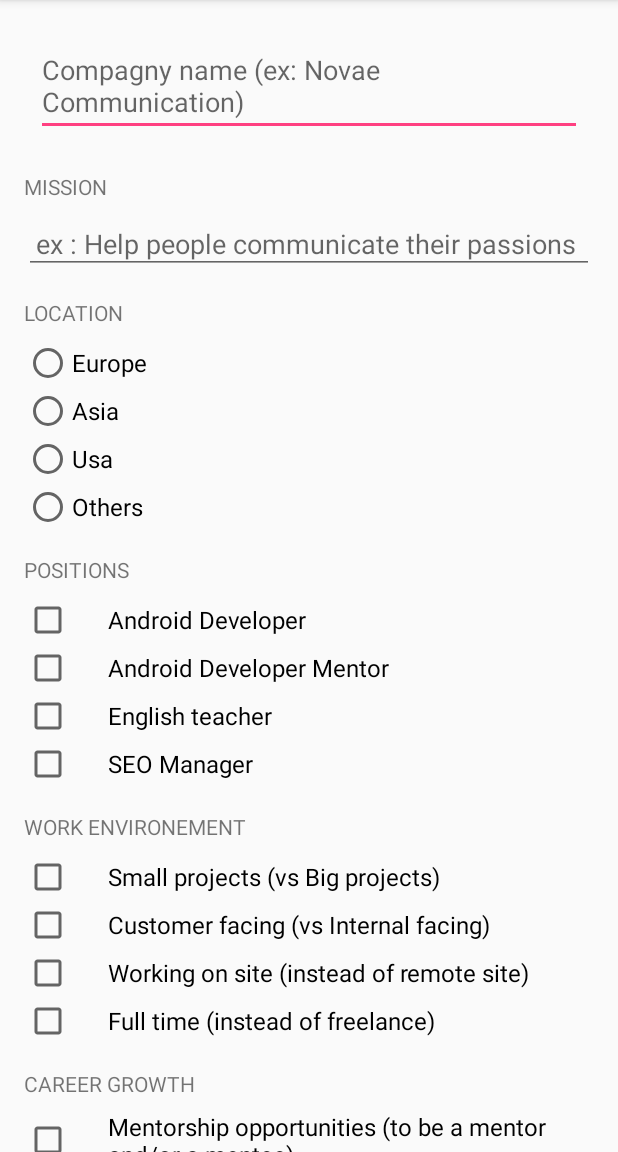
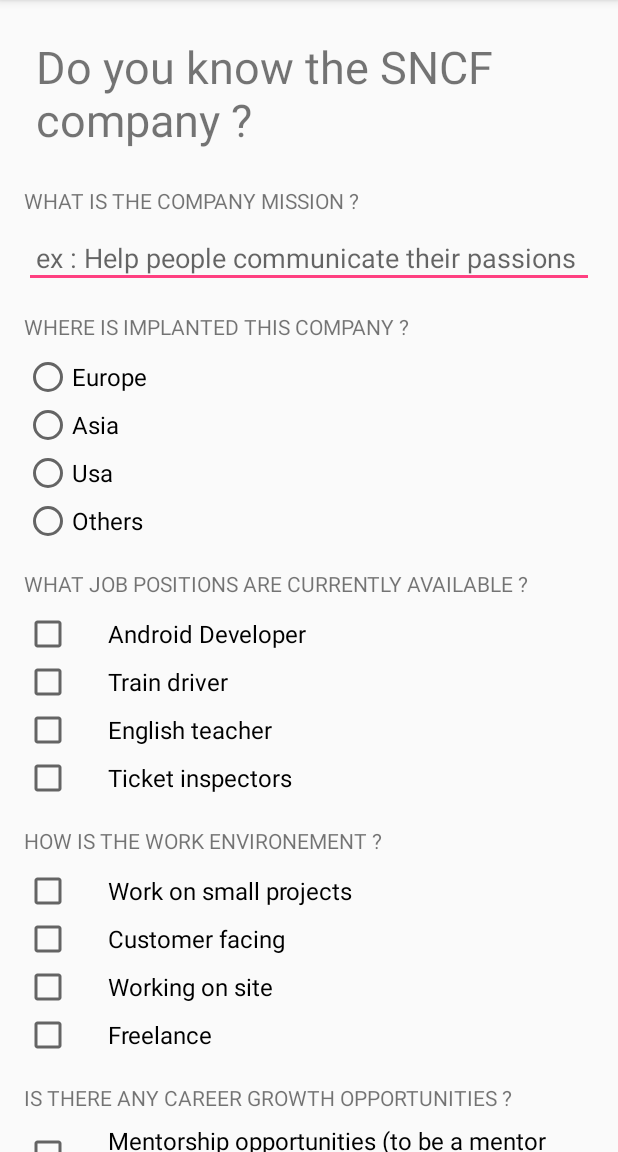
Before and after one commit to Elorri/QuizApp, an Android app: the screen it shows after launch (MainActivity), on a phone screen of 412 x 824 dp, the part 84-1236 px from its top. Run offline under Robolectric (Android 15) with nearby library versions, the phone set to English and light mode, and no system bars.

```diff
--- a/app/src/main/res/layout/activity_main.xml
+++ b/app/src/main/res/layout/activity_main.xml
@@ -14,30 +14,14 @@
         android:paddingRight="@dimen/activity_horizontal_margin"
         android:paddingTop="@dimen/activity_vertical_margin">
 
-        <LinearLayout
+
+        <TextView
+            android:id="@+id/name_field"
             android:layout_width="match_parent"
             android:layout_height="wrap_content"
-            android:orientation="horizontal"
-            android:padding="8dp">
-
-            <EditText
-                android:id="@+id/name_field"
-                android:layout_width="match_parent"
-                android:layout_height="wrap_content"
-                android:layout_weight="1"
-                android:hint="@string/company_name"
-                android:inputType="textMultiLine"/>
-
-            <TextView
-                android:id="@+id/gradeValue"
-                android:layout_width="match_parent"
-                android:layout_height="wrap_content"
-                android:layout_weight="3"
-                android:gravity="left"
-                android:visibility="gone"
-                android:textSize="30sp"/>
-
-        </LinearLayout>
+            android:padding="8dp"
+            android:text="@string/company_name"
+            android:textSize="30sp"/>
 
         <TextView
             android:layout_width="match_parent"
@@ -114,11 +98,11 @@
             android:textSize="16sp"/>
 
         <CheckBox
-            android:id="@+id/android_developer_mentor"
+            android:id="@+id/train_driver"
             android:layout_width="wrap_content"
             android:layout_height="wrap_content"
             android:paddingLeft="24dp"
-            android:text="@string/android_developer_mentor"
+            android:text="@string/train_driver"
             android:textSize="16sp"/>
 
         <CheckBox
@@ -130,11 +114,11 @@
             android:textSize="16sp"/>
 
         <CheckBox
-            android:id="@+id/seo_manager"
+            android:id="@+id/ticket_inspectors"
             android:layout_width="wrap_content"
             android:layout_height="wrap_content"
             android:paddingLeft="24dp"
-            android:text="@string/seo_manager"
+            android:text="@string/ticket_inspectors"
             android:textSize="16sp"/>
 
         <TextView
--- a/app/src/main/res/values/strings.xml
+++ b/app/src/main/res/values/strings.xml
@@ -1,30 +1,47 @@
 <resources  xmlns:xliff="urn:oasis:names:tc:xliff:document:1.2">
+
+	<!-- The app name -->
     <string name="app_name">QuizApp</string>
-    <string name="company_name">Compagny name (ex: Novae Communication)</string>
-    <string name="location">Location</string>
+
+	<!-- The questions asked in the quiz -->
+    <string name="company_name">Do you know the SNCF company ?</string>
+	<string name="mission">What is the company mission ?</string>
+    <string name="location">Where is implanted this company ?</string>
+	<string name="positions">What job positions are currently available ?</string>
+	<string name="work_environment">How is the work environement ?</string>
+	<string name="career_growth">Is there any career growth opportunities ?</string>
+
+
+	<!-- Possible answer for mission question -->
+	<string name="mission_desc">ex : Help people communicate their passions</string>
+
+	<!-- Possible answer for question 1 -->
     <string name="europe">Europe</string>
     <string name="asia">Asia</string>
     <string name="usa">Usa</string>
     <string name="others">Others</string>
-    <string name="mission">Mission</string>
-    <string name="mission_desc">ex : Help people communicate their passions</string>
-    <string name="positions">Positions</string>
+
+ 	<!-- Possible answer for question 2 -->
     <string name="android_developer">Android Developer</string>
-    <string name="android_developer_mentor">Android Developer Mentor</string>
-    <string name="seo_manager">SEO Manager</string>
-    <string name="work_environment">Work environement</string>
-    <string name="small_project">Small projects (vs Big projects)</string>
-    <string name="customer_facing">Customer facing (vs Internal facing)</string>
-    <string name="on_site_work">Working on site (instead of remote site)</string>
+    <string name="train_driver">Train driver</string>
+    <string name="ticket_inspectors">Ticket inspectors</string>
+    <string name="english_teacher">English teacher</string>
+
+	<!-- Possible answer for question 3 -->
+    <string name="small_project">Work on small projects</string>
+    <string name="customer_facing">Customer facing</string>
+    <string name="on_site_work">Working on site</string>
+	<string name="freelance">Freelance</string>
+
+	<!-- Possible answer for question 4 -->
     <string name="networking_opportunities">Networking opportunities</string>
-    <string name="grade">Grade</string>
-    <string name="career_growth">Career growth</string>
-    <string name="mentorship_opportunities">Mentorship opportunities (to be a mentor and/or a
-        mentee)
-    </string>
-    <string name="freelance">Full time (instead of freelance)</string>
-    <string name="english_teacher">English teacher</string>
+    <string name="mentorship_opportunities">Mentorship opportunities (to be a mentor and/or a mentee)</string>
     <string name="english_language_improvement">English language improvement</string>
 
-    <string name="grade_value"><xliff:g example="2">%d</xliff:g>/14</string>
+	<!-- Submit button to ask for grading -->
+    <string name="grade">Grade</string>
+
+	<!-- Grading result message displayed after cliclking the grade button -->
+    <string name="grade_value">Your grade : <xliff:g example="2">%d</xliff:g>/<xliff:g
+        example="20">%d</xliff:g></string>
 </resources>
```
Also changed, not shown: app/src/main/java/com/elorri/android/quizapp/MainActivity.java (+78 -57 lines).
